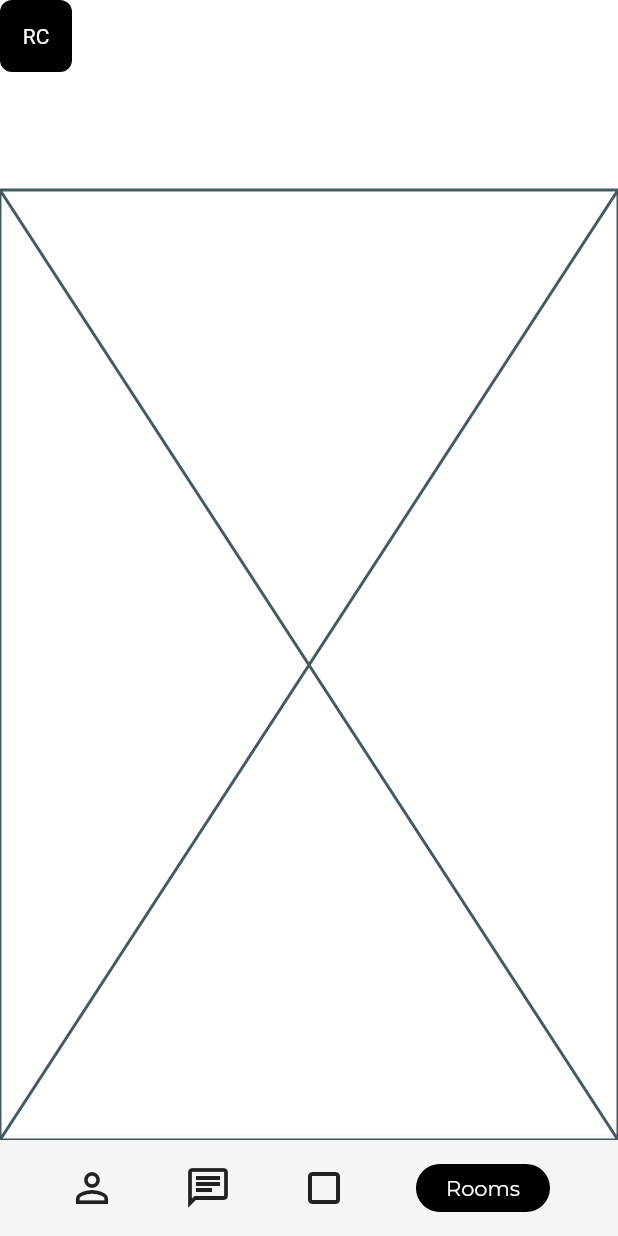
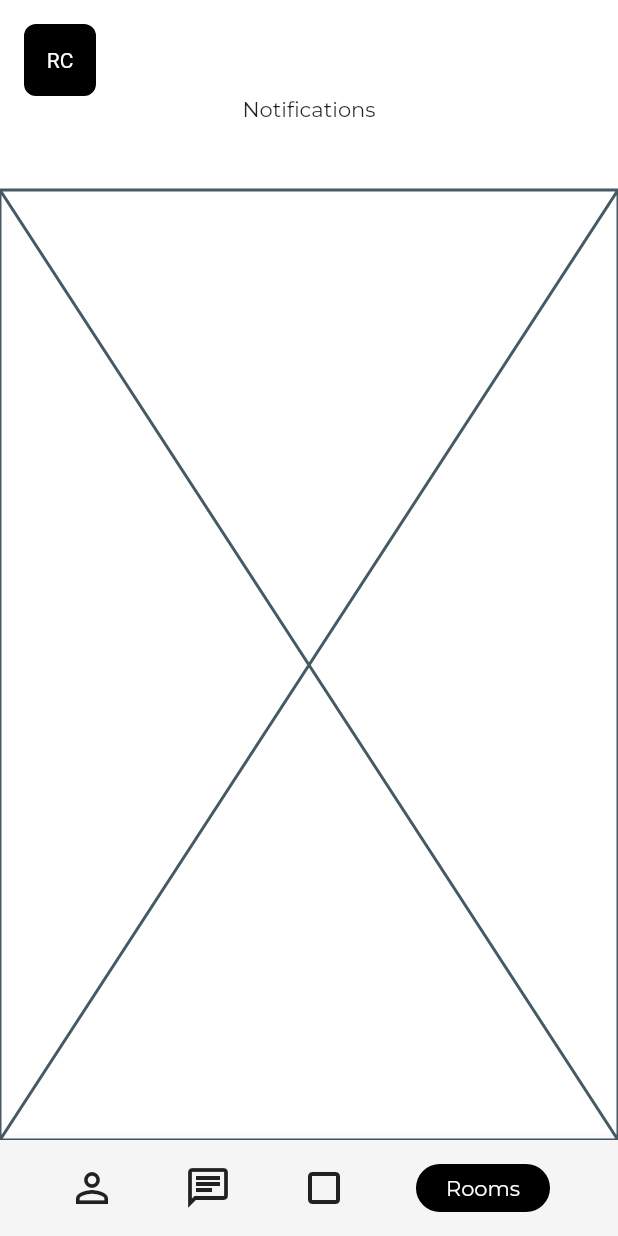
Before and after one commit to JAICHANGPARK/flutter_notebook_8th_story, a Flutter app: the SocialHomePage screen opened by its route, on a phone screen of 412 x 824 dp. Run offline on Flutter 3.47's test engine with Material 2 defaults, Android fonts, the phone set to English and light mode, and no system bars; our stand-ins replace badges, flutter_hooks, google_fonts, hooks_riverpod, state_notifier.

Commit message:
Update social_home_page.dart

```diff
--- a/lib/ep588_social_app/social_home_page.dart
+++ b/lib/ep588_social_app/social_home_page.dart
@@ -16,6 +16,8 @@ class _SocialHomePageState extends State<SocialHomePage> {
           children: [
             Expanded(
               flex: 2,
+              child: Padding(
+                padding: const EdgeInsets.all(16.0),
                 child: Column(
                   children: [
                     Row(
@@ -35,8 +37,10 @@ class _SocialHomePageState extends State<SocialHomePage> {
                           ),
                         )
                       ],
-                  )
+                    ),
+                    Text("Notifications", style: GoogleFonts.montserrat(),)
                   ],
+                ),
               )
             ),
             Expanded(
```
Lines whose indentation alone changed are shown as unchanged.
